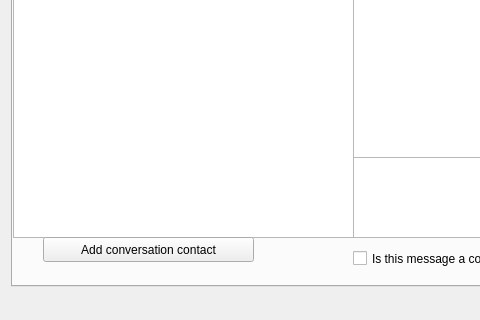
First picture: the form in src/mainwindow.ui, repository jahway603/SilentDragonLite, before the edit; both pictures show x 0 to 480 and y 459 to 779 of the 1274 by 779 pixel window.
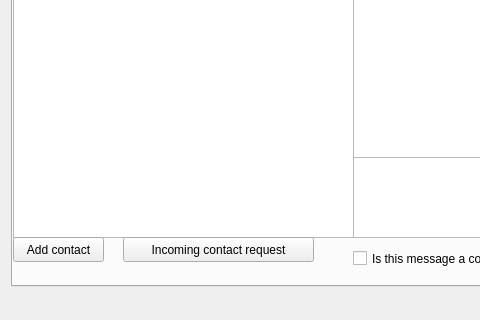
Second picture: the form after the edit. Icons and pictures are not drawn. Custom widgets are drawn as their Qt base class.

Commit message: first implementation of automated contact request detection - work in progress

Patch:
```diff
--- a/src/mainwindow.ui
+++ b/src/mainwindow.ui
@@ -1414,9 +1414,9 @@
        <widget class="QPushButton" name="safeContactRequest">
         <property name="geometry">
          <rect>
-          <x>30</x>
+          <x>0</x>
           <y>640</y>
-          <width>211</width>
+          <width>91</width>
           <height>25</height>
          </rect>
         </property>
@@ -1427,7 +1427,7 @@
          </size>
         </property>
         <property name="text">
-         <string>Add conversation contact</string>
+         <string>Add contact</string>
         </property>
         <property name="flat">
          <bool>false</bool>
@@ -1493,6 +1493,19 @@
          <string>Is this message a contact request?</string>
         </property>
        </widget>
+       <widget class="QPushButton" name="pushContact">
+        <property name="geometry">
+         <rect>
+          <x>110</x>
+          <y>640</y>
+          <width>191</width>
+          <height>25</height>
+         </rect>
+        </property>
+        <property name="text">
+         <string>Incoming contact request</string>
+        </property>
+       </widget>
       </widget>
      </widget>
     </item>
```
Left out of the diff: 2 changed lines with no effect on the pictures. The commit also changes 13 other files.
